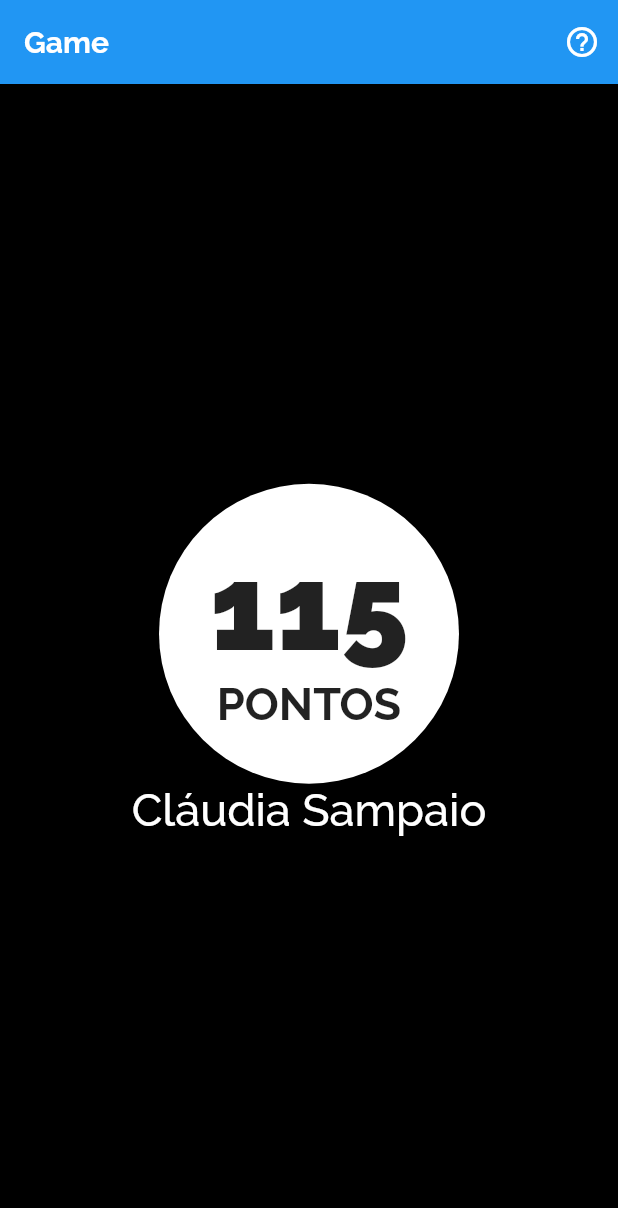
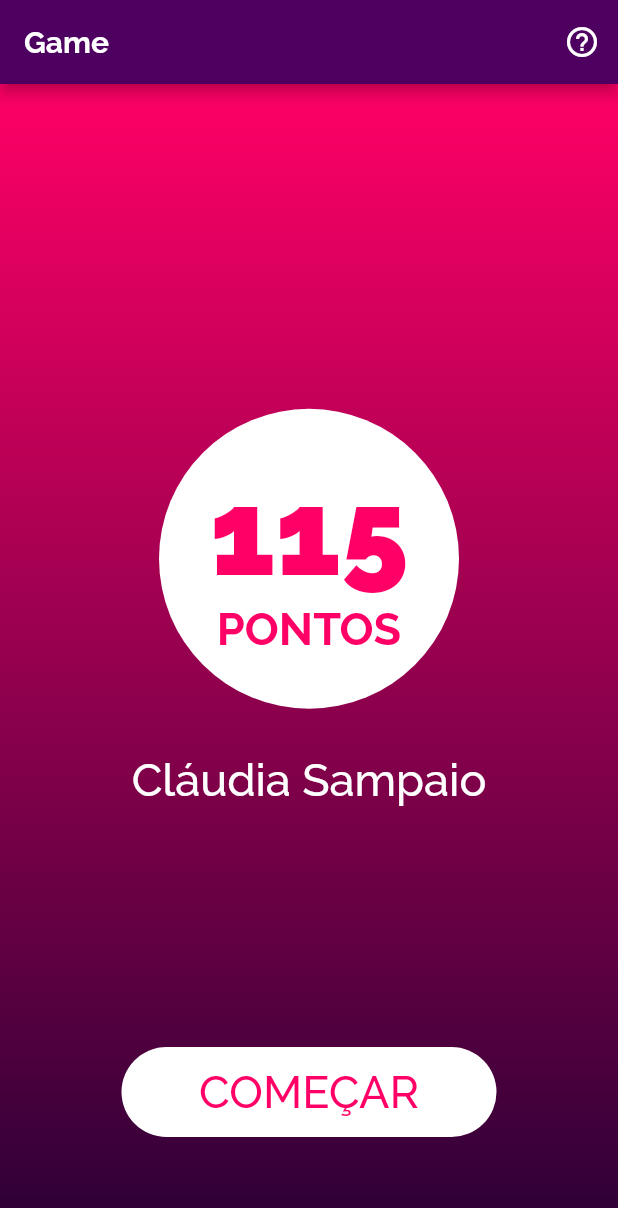
Before and after one commit to Janilso/jogo-contabil, a Flutter app: the screen it shows after launch, on a phone screen of 412 x 824 dp. Shown: the top 1208 px of the screen. Run offline on Flutter 3.47's test engine with Material 2 defaults, Android fonts, the light colour scheme and no system bars.

Commit message:
Tela inicial montada

```diff
--- /dev/null
+++ b/lib/components/button.dart
@@ -0,0 +1,36 @@
+import 'package:flutter/foundation.dart';
+import 'package:flutter/material.dart';
+
+class CustomButton extends StatelessWidget {
+  String text;
+  CustomButton({@required this.onPressed, this.text});
+  final GestureTapCallback onPressed;
+
+  @override
+  Widget build(BuildContext context) {
+    return Container(
+      height: 60,
+      width: 250,
+      alignment: Alignment.centerLeft,
+      decoration: BoxDecoration(
+        color: Colors.white,
+        borderRadius: BorderRadius.all(
+          Radius.circular(80),
+        ),
+      ),
+      child: SizedBox.expand(
+        child: FlatButton(
+          child: Text(
+            "$text",
+            style: TextStyle(
+              fontWeight: FontWeight.w500,
+              fontSize: 30,
+              color: Theme.of(context).primaryColor,
+            ),
+          ),
+          onPressed: () {},
+        ),
+      ),
+    );
+  }
+}
--- a/lib/main.dart
+++ b/lib/main.dart
@@ -10,9 +10,18 @@ class MyApp extends StatelessWidget {
     return MaterialApp(
       title: 'Flutter Demo',
       theme: ThemeData(
+        textTheme: TextTheme(
+          body1: TextStyle(
+            color: Color(0xffFF0066),
+          ),
+        ),
         primarySwatch: Colors.blue,
+        primaryColor: Color(0xffff0066),
         fontFamily: 'Raleway',
-        buttonTheme: ButtonThemeData(),
+        buttonTheme: ButtonThemeData(
+          height: 50,
+          textTheme: ButtonTextTheme.primary,
+        ),
       ),
       home: homePage(),
     );
--- a/lib/pages/inicio.dart
+++ b/lib/pages/inicio.dart
@@ -1,4 +1,5 @@
 import 'package:flutter/material.dart';
+import 'package:jogocontabil/components/button.dart';
 
 class homePage extends StatefulWidget {
   @override
@@ -27,8 +28,16 @@ class _homePageState extends State<homePage> {
             color: Colors.white,
           )
         ],
+        backgroundColor: Color(0xff4E0061),
       ),
-        body: Center(
+      body: Container(
+        decoration: BoxDecoration(
+          gradient: LinearGradient(
+              begin: Alignment.topCenter,
+              end: Alignment.bottomCenter,
+              colors: [Color(0xffFF0066), Color(0xff2B0036)]),
+        ),
+        child: Center(
           child: Column(
             mainAxisAlignment: MainAxisAlignment.center,
             children: <Widget>[
@@ -61,6 +70,9 @@ class _homePageState extends State<homePage> {
                   ],
                 ),
               ),
+              SizedBox(
+                height: 30,
+              ),
               Text(
                 _nome,
                 style: TextStyle(
@@ -69,8 +81,21 @@ class _homePageState extends State<homePage> {
                   fontSize: 30,
                 ),
               ),
+              SizedBox(
+                height: 70,
+              ),
             ],
           ),
-        ));
+        ),
+      ),
+      floatingActionButton: Padding(
+        padding: EdgeInsets.fromLTRB(0, 0, 0, 50),
+        child: CustomButton(
+          text: "COMEÇAR",
+          onPressed: () {},
+        ),
+      ),
+      floatingActionButtonLocation: FloatingActionButtonLocation.centerFloat,
+    );
   }
 }
```
Lines whose indentation alone changed are shown as unchanged.
